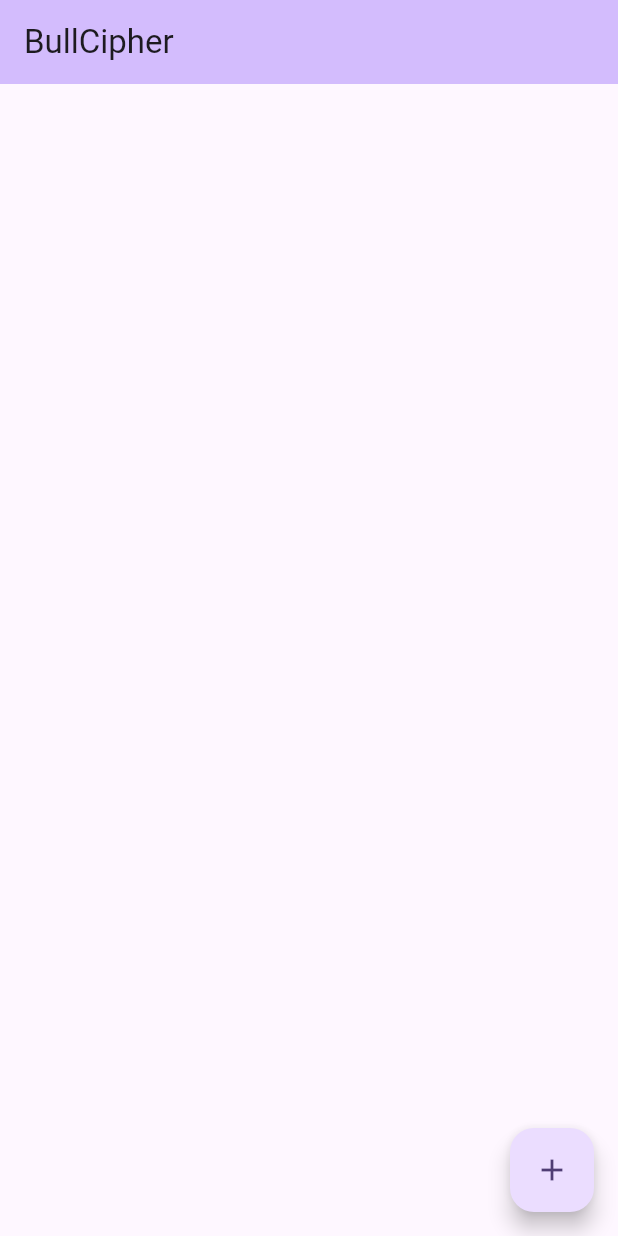
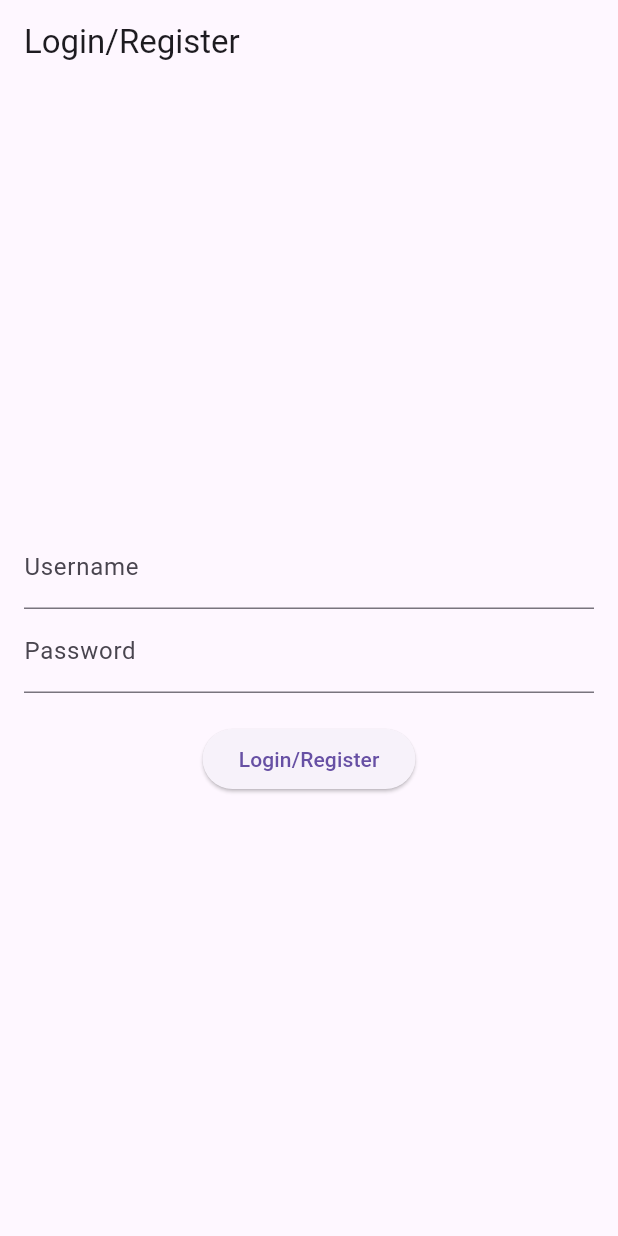
Before and after one commit to SlavicPixel/cipherbull, a Flutter app: the screen it shows after launch, on a phone screen of 412 x 824 dp. Run offline on Flutter 3.47's test engine with Material 3 defaults, Android fonts, the phone set to English and light mode, and no system bars; our stand-ins replace flutter_secure_storage, sqflite_sqlcipher; accounts and stored records are empty.

Commit message:
Added screens for home, login and adding entries

```diff
--- a/lib/main.dart
+++ b/lib/main.dart
@@ -1,52 +1,46 @@
+// lib/main.dart
 import 'package:flutter/material.dart';
+import 'package:cipherbull/screens/login_screen.dart';
+import 'package:cipherbull/screens/home_screen.dart';
+import 'package:cipherbull/services/secure_storage_helper.dart';
 
 void main() {
-  runApp(const MyApp());
+  runApp(MyApp());
 }
 
 class MyApp extends StatelessWidget {
-  const MyApp({super.key});
-
   @override
   Widget build(BuildContext context) {
     return MaterialApp(
-      title: 'Cipherbull',
+      title: 'Password Manager',
       theme: ThemeData(
-        colorScheme: ColorScheme.fromSeed(seedColor: Colors.deepPurple),
-        useMaterial3: true,
+        primarySwatch: Colors.blue,
       ),
-      home: const MyHomePage(title: 'BullCipher'),
+      home: SplashScreen(), // Start with a splash screen to check login state
     );
   }
 }
 
-class MyHomePage extends StatefulWidget {
-  const MyHomePage({super.key, required this.title});
-
-  final String title;
+class SplashScreen extends StatelessWidget {
+  final SecureStorageService _secureStorageService = SecureStorageService();
 
   @override
-  State<MyHomePage> createState() => _MyHomePageState();
-}
-
-class _MyHomePageState extends State<MyHomePage> {
-  @override
   Widget build(BuildContext context) {
-    return Scaffold(
-      appBar: AppBar(
-        backgroundColor: Theme.of(context).colorScheme.inversePrimary,
-        title: Text(widget.title),
-      ),
-      body: const Center(
-        child: Column(
-          mainAxisAlignment: MainAxisAlignment.center,
-        ),
-      ),
-      floatingActionButton: FloatingActionButton(
-        onPressed: () {},
-        tooltip: 'Increment',
-        child: const Icon(Icons.add),
-      ),
+    return FutureBuilder(
+      future: _checkLoginState(),
+      builder: (context, snapshot) {
+        if (snapshot.connectionState == ConnectionState.waiting) {
+          return Center(child: CircularProgressIndicator());
+        } else {
+          return snapshot.data == true ? HomeScreen() : LoginScreen();
+        }
+      },
     );
   }
+
+  Future<bool> _checkLoginState() async {
+    // Check if the user is already logged in by seeing if we have a saved database password
+    String? dbPassword = await _secureStorageService.getDatabasePassword();
+    return dbPassword != null;
+  }
 }
--- /dev/null
+++ b/lib/screens/login_screen.dart
@@ -0,0 +1,81 @@
+// lib/screens/login_screen.dart
+import 'package:flutter/material.dart';
+import 'package:cipherbull/services/secure_storage_helper.dart';
+import 'package:cipherbull/screens/home_screen.dart';
+import 'package:cipherbull/services/database_helper.dart';
+
+class LoginScreen extends StatefulWidget {
+  @override
+  _LoginScreenState createState() => _LoginScreenState();
+}
+
+class _LoginScreenState extends State<LoginScreen> {
+  final TextEditingController _usernameController = TextEditingController();
+  final TextEditingController _passwordController = TextEditingController();
+  final SecureStorageService _secureStorageService = SecureStorageService();
+
+  void _login() async {
+    String dbName = _usernameController.text;
+    String password = _passwordController.text;
+
+    if (dbName.isNotEmpty && password.isNotEmpty) {
+      await _secureStorageService.storeDatabaseName(dbName);
+      await _secureStorageService.storeDatabasePassword(password);
+
+      // Navigate to home screen with the dbName and dbPassword
+      Navigator.of(context).pushReplacement(
+        MaterialPageRoute(
+          builder: (context) => HomeScreen(),
+        ),
+      );
+    } else {
+      // Show error
+      _showErrorDialog('Please enter both username and password');
+    }
+  }
+
+  void _showErrorDialog(String message) {
+    showDialog(
+      context: context,
+      builder: (context) => AlertDialog(
+        title: Text('Error'),
+        content: Text(message),
+        actions: [
+          TextButton(
+            onPressed: () => Navigator.of(context).pop(),
+            child: Text('OK'),
+          ),
+        ],
+      ),
+    );
+  }
+
+  @override
+  Widget build(BuildContext context) {
+    return Scaffold(
+      appBar: AppBar(title: Text('Login/Register')),
+      body: Padding(
+        padding: const EdgeInsets.all(16.0),
+        child: Column(
+          mainAxisAlignment: MainAxisAlignment.center,
+          children: [
+            TextField(
+              controller: _usernameController,
+              decoration: InputDecoration(labelText: 'Username'),
+            ),
+            TextField(
+              controller: _passwordController,
+              decoration: InputDecoration(labelText: 'Password'),
+              obscureText: true,
+            ),
+            SizedBox(height: 20),
+            ElevatedButton(
+              onPressed: _login,
+              child: Text('Login/Register'),
+            ),
+          ],
+        ),
+      ),
+    );
+  }
+}
```
Also changed, not shown: lib/screens/add_entry_screen.dart (added, +121 -0 lines), lib/screens/home_screen.dart (added, +138 -0 lines).
